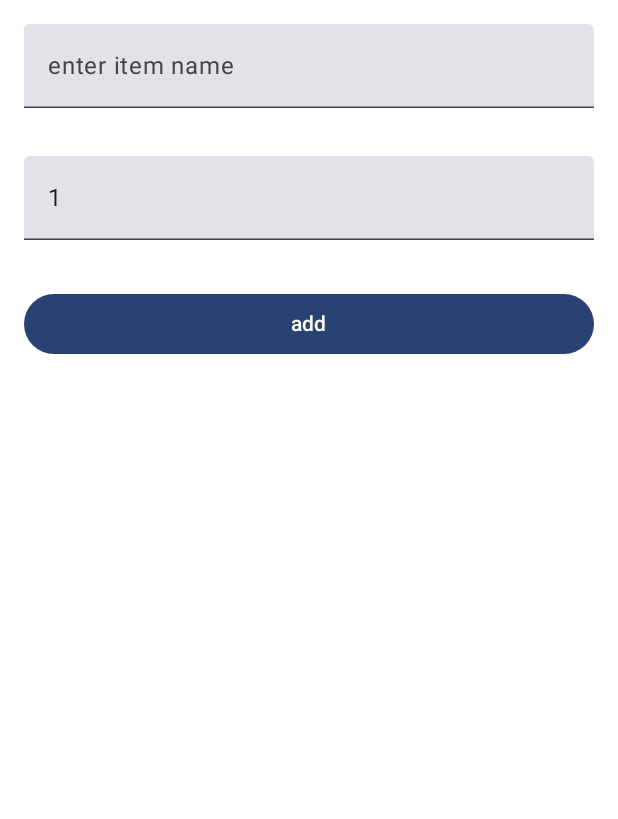
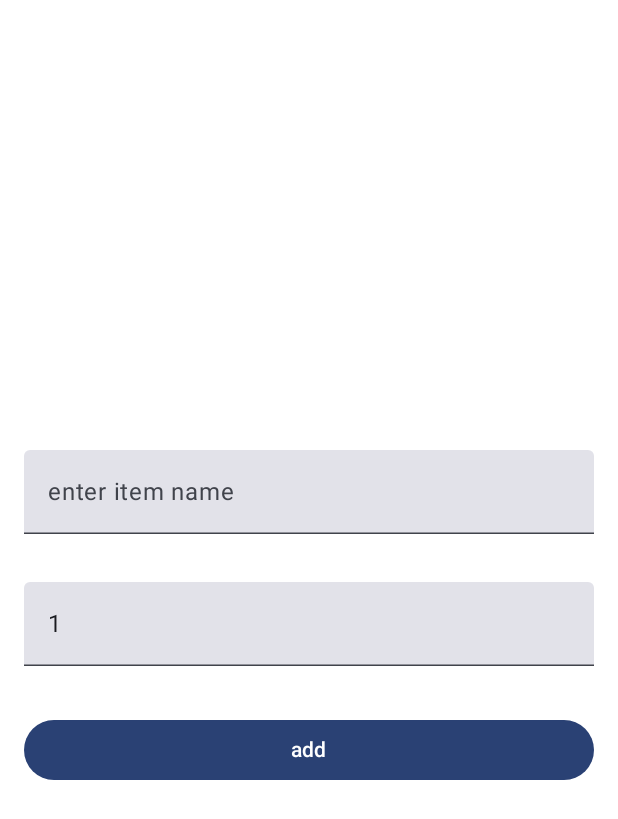
Before and after one commit to Jo6o43/Plataformas_Moveis, an Android app built with Jetpack Compose: the @Preview function AddItemViewPreview, on a phone screen of 412 x 824 dp. Shown: the top 819 px of the screen. Run offline under Robolectric (Android 15) with nearby library versions, the phone set to English and light mode, and no system bars; our stand-ins replace Firebase (no records; nobody signed in at launch, a user with empty details on screens opened directly).

Commit message:
ShoppingList Done

```diff
--- a/ShoppingList/app/src/main/java/com/example/shoppinglist/lists/AddListView.kt
+++ b/ShoppingList/app/src/main/java/com/example/shoppinglist/lists/AddListView.kt
@@ -1,5 +1,6 @@
 package com.example.shoppinglist.lists
 
+import androidx.compose.foundation.layout.Arrangement
 import androidx.compose.foundation.layout.Column
 import androidx.compose.foundation.layout.fillMaxSize
 import androidx.compose.foundation.layout.fillMaxWidth
@@ -25,7 +26,8 @@ fun AddListView(
     val viewModel : AddListViewModel = viewModel()
     val state = viewModel.state.value
 
-    Column(modifier = modifier.fillMaxSize()) {
+    Column(modifier = modifier.fillMaxSize(),
+        verticalArrangement = Arrangement.Center) {
         TextField(
             modifier = Modifier
                 .fillMaxWidth()
--- a/ShoppingList/app/src/main/java/com/example/shoppinglist/lists/ListListViewModel.kt
+++ b/ShoppingList/app/src/main/java/com/example/shoppinglist/lists/ListListViewModel.kt
@@ -29,7 +29,6 @@ class ListListsViewModel : ViewModel() {
         val userId = currentUser?.uid
 
         db.collection("lists")
-            //.whereEqualTo("capital", true)
             .get()
             .addOnSuccessListener { documents ->
                 val listItemsList = arrayListOf<ListItems>()
--- a/ShoppingList/app/src/main/java/com/example/shoppinglist/lists/items/AddItemView.kt
+++ b/ShoppingList/app/src/main/java/com/example/shoppinglist/lists/items/AddItemView.kt
@@ -1,5 +1,6 @@
 package com.example.shoppinglist.lists.items
 
+import androidx.compose.foundation.layout.Arrangement
 import androidx.compose.foundation.layout.Column
 import androidx.compose.foundation.layout.fillMaxSize
 import androidx.compose.foundation.layout.fillMaxWidth
@@ -8,6 +9,7 @@ import androidx.compose.material3.Button
 import androidx.compose.material3.Text
 import androidx.compose.material3.TextField
 import androidx.compose.runtime.Composable
+import androidx.compose.ui.Alignment
 import androidx.compose.ui.Modifier
 import androidx.compose.ui.tooling.preview.Preview
 import androidx.compose.ui.unit.dp
@@ -25,7 +27,9 @@ fun AddItemView(
     val viewModel: AddItemViewModel = viewModel()
     val state = viewModel.state.value
 
-    Column(modifier = modifier.fillMaxSize()) {
+    Column(modifier = modifier.fillMaxSize(),
+        horizontalAlignment = Alignment.CenterHorizontally,
+        verticalArrangement = Arrangement.Center) {
         TextField(
             modifier = Modifier
                 .fillMaxWidth()
@@ -49,7 +53,7 @@ fun AddItemView(
                 if (quantity != null) {
                     viewModel.onQuantityChange(quantity)
                 } else {
-                    viewModel.onQuantityChange(0) // Default to 0 if input is invalid
+                    viewModel.onQuantityChange(0)
                 }
             }
         )
--- a/ShoppingList/app/src/main/java/com/example/shoppinglist/lists/items/ListItemsView.kt
+++ b/ShoppingList/app/src/main/java/com/example/shoppinglist/lists/items/ListItemsView.kt
@@ -59,7 +59,6 @@ fun ListItemsView(
                             navController.navigate(MainActivity.Screen.Home.route)
                         },
                         onFailure = { e ->
-                            // Handle the error, e.g., show a toast or log the error
                         }
                     )
                 }) {
--- a/ShoppingList/app/src/main/java/com/example/shoppinglist/login/LoginView.kt
+++ b/ShoppingList/app/src/main/java/com/example/shoppinglist/login/LoginView.kt
@@ -17,6 +17,7 @@ import androidx.compose.ui.Alignment
 import androidx.compose.ui.Modifier
 import androidx.compose.ui.tooling.preview.Preview
 import androidx.compose.ui.unit.dp
+import androidx.compose.ui.unit.sp
 import androidx.lifecycle.viewmodel.compose.viewModel
 import androidx.navigation.NavController
 import androidx.navigation.compose.rememberNavController
@@ -41,6 +42,8 @@ fun LoginView(
         Column(
             horizontalAlignment = Alignment.CenterHorizontally
         ) {
+            Text("Login", fontSize = 34.sp)
+            Spacer(modifier = Modifier.height(26.dp))
             TextField(value = state.email,
                 onValueChange = {
                     viewModel.onEmailChange(it)
--- a/ShoppingList/app/src/main/java/com/example/shoppinglist/login/LoginViewModel.kt
+++ b/ShoppingList/app/src/main/java/com/example/shoppinglist/login/LoginViewModel.kt
@@ -37,12 +37,10 @@ class LoginViewModel : ViewModel() {
             .addOnCompleteListener { task ->
                 state.value = state.value.copy(isLoading = false)
                 if (task.isSuccessful) {
-                    // Sign in success, update UI with the signed-in user's information
                     Log.d(TAG, "signInWithEmail:success")
                     val user = auth.currentUser
                     onLoginSuccess()
                 } else {
-                    // If sign in fails, display a message to the user.
                     Log.w(TAG, "signInWithEmail:failure", task.exception)
                     state.value =
                         state.value.copy(error = task.exception?.message ?: "Unknown error")
@@ -59,12 +57,10 @@ class LoginViewModel : ViewModel() {
             .addOnCompleteListener { task ->
                 state.value = state.value.copy(isLoading = false)
                 if (task.isSuccessful) {
-                    // Sign in success, update UI with the signed-in user's information
                     Log.d(TAG, "signInWithEmail:success")
                     val user = auth.currentUser
                     onRegistSuccess()
                 } else {
-                    // If sign in fails, display a message to the user.
                     Log.w(TAG, "signInWithEmail:failure", task.exception)
                     state.value =
                         state.value.copy(error = task.exception?.message ?: "Unknown error")
--- a/ShoppingList/app/src/main/java/com/example/shoppinglist/login/RegistView.kt
+++ b/ShoppingList/app/src/main/java/com/example/shoppinglist/login/RegistView.kt
@@ -16,6 +16,7 @@ import androidx.compose.ui.Alignment
 import androidx.compose.ui.Modifier
 import androidx.compose.ui.tooling.preview.Preview
 import androidx.compose.ui.unit.dp
+import androidx.compose.ui.unit.sp
 import androidx.lifecycle.viewmodel.compose.viewModel
 import androidx.navigation.NavController
 import androidx.navigation.compose.rememberNavController
@@ -40,6 +41,8 @@ fun RegistView(
         Column(
             horizontalAlignment = Alignment.CenterHorizontally
         ) {
+            Text("Register",fontSize = 34.sp)
+            Spacer(modifier = Modifier.height(26.dp))
             TextField(value = state.email,
                 onValueChange = {
                     viewModel.onEmailChange(it)
```
